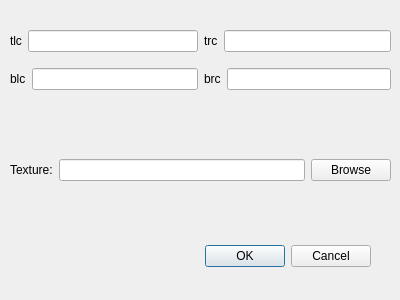
The window that dialogmodel.ui (norips/Projet_MBA_ConfigCreator) describes before a commit, drawn with Qt 5.
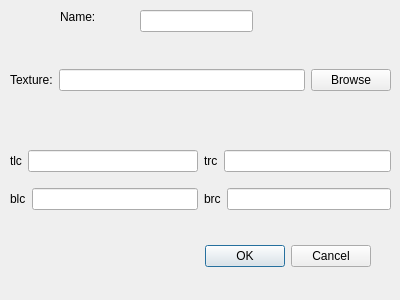
The same window after the commit.

Diff of the .ui file:
```diff
--- a/dialogmodel.ui
+++ b/dialogmodel.ui
@@ -33,7 +33,7 @@
    <property name="geometry">
     <rect>
      <x>10</x>
-     <y>20</y>
+     <y>140</y>
      <width>381</width>
      <height>81</height>
     </rect>
@@ -115,7 +115,7 @@
    <property name="geometry">
     <rect>
      <x>10</x>
-     <y>130</y>
+     <y>40</y>
      <width>381</width>
      <height>80</height>
     </rect>
@@ -140,6 +140,29 @@
     </item>
    </layout>
   </widget>
+  <widget class="QLineEdit" name="leName">
+   <property name="geometry">
+    <rect>
+     <x>140</x>
+     <y>10</y>
+     <width>113</width>
+     <height>22</height>
+    </rect>
+   </property>
+  </widget>
+  <widget class="QLabel" name="label_2">
+   <property name="geometry">
+    <rect>
+     <x>60</x>
+     <y>10</y>
+     <width>59</width>
+     <height>14</height>
+    </rect>
+   </property>
+   <property name="text">
+    <string>Name:</string>
+   </property>
+  </widget>
  </widget>
  <resources/>
  <connections>
```
Left out of the diff: 33 changed lines with no effect on the pictures.
